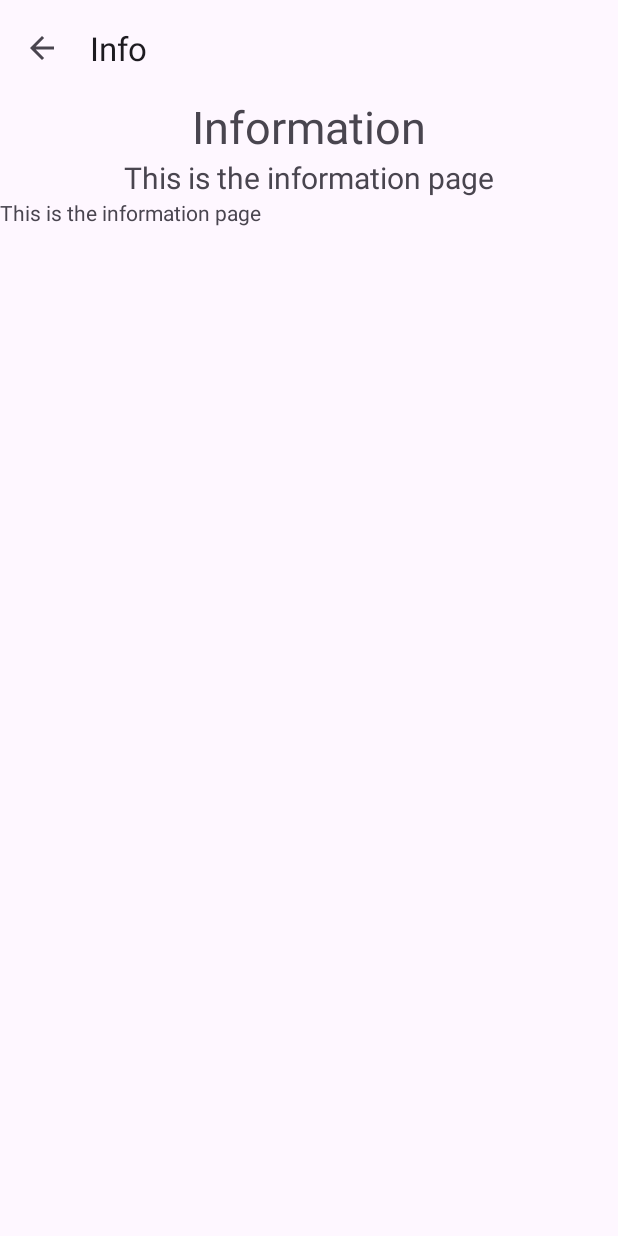
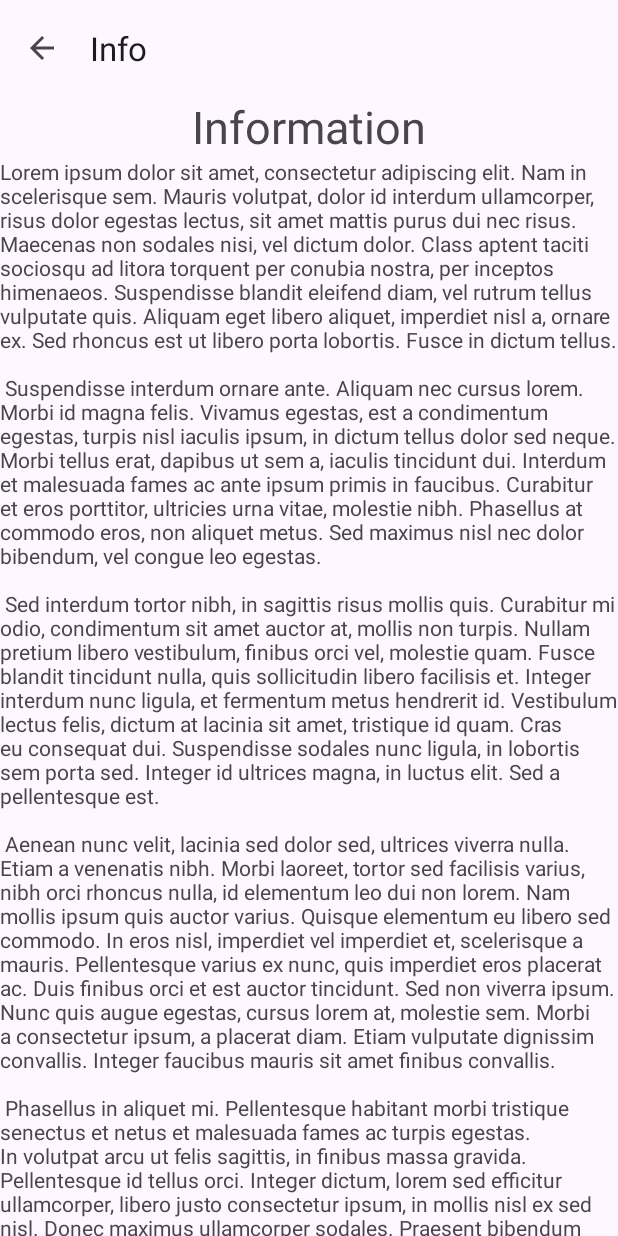
Before and after one commit to leo-exee/Mobile-Kotlin-wb-n4, an Android app: the FilterFragment screen opened through its navigation route, in the options menu, after a tap on "Infos", on a phone screen of 412 x 824 dp. Run offline under Robolectric (Android 15) with nearby library versions, the phone set to English and light mode, and no system bars; our stand-ins replace Picasso, Room's generated code, navigation-ui; network calls fail; pictures from the network do not load; 1 statement that could not run was skipped.

Commit message:
feat(opti): Manage texts with resources and improve code

```diff
--- a/app/src/main/java/com/example/leopold_jacquet/AppDatabase.kt
+++ b/app/src/main/java/com/example/leopold_jacquet/AppDatabase.kt
@@ -9,7 +9,7 @@ import com.example.leopold_jacquet.daos.MovieDAO
 import com.example.leopold_jacquet.entities.Movie
 import com.example.leopold_jacquet.entities.Movies
 
-@Database(entities = [Movie::class], version = 3)
+@Database(entities = [Movie::class], version = 7)
 abstract class AppDatabase: RoomDatabase() {
     abstract fun movieDao(): MovieDAO
 
--- a/app/src/main/java/com/example/leopold_jacquet/FilterFragment.kt
+++ b/app/src/main/java/com/example/leopold_jacquet/FilterFragment.kt
@@ -4,7 +4,6 @@ import android.Manifest
 import android.app.NotificationChannel
 import android.app.NotificationManager
 import android.app.PendingIntent
-import android.content.Context
 import android.content.Intent
 import android.content.pm.PackageManager
 import android.os.Bundle
@@ -22,7 +21,6 @@ import kotlinx.coroutines.CoroutineScope
 import kotlinx.coroutines.Dispatchers
 import kotlinx.coroutines.launch
 
-private const val FILTER_PARAM = "filter"
 private const val VALUE_PARAM = "value"
 
 class FilterFragment : Fragment() {
@@ -37,10 +35,9 @@ class FilterFragment : Fragment() {
         super.onCreate(savedInstanceState)
         createNotificationChannel()
         arguments?.let {
-            filter = it.getString(FILTER_PARAM)
             value = it.getString(VALUE_PARAM)
         }
-        (activity as MainActivity).supportActionBar?.title = "$filter: $value"
+        (activity as MainActivity).supportActionBar?.title = "${resources.getString(R.string.production_year)}: $value"
         (activity as MainActivity).supportActionBar?.setDisplayHomeAsUpEnabled(true)
     }
 
@@ -60,13 +57,15 @@ class FilterFragment : Fragment() {
             Intent(context, ListActivity::class.java),
             PendingIntent.FLAG_MUTABLE
         )
-        var builder = NotificationCompat.Builder(requireContext(), channelId)
+        val builder = NotificationCompat.Builder(requireContext(), channelId)
             .setSmallIcon(R.drawable.ic_launcher_foreground)
-            .setContentTitle("Movies")
-            .setContentText("Here are the movies from $value")
-            .setStyle(NotificationCompat.BigTextStyle().bigText("Here are the movies from $value. Click to see all movies."))
+            .setContentTitle(resources.getString(R.string.movies))
+            .setContentText("${resources.getString(R.string.movies_from_year)} $value")
+            .setStyle(NotificationCompat.BigTextStyle().bigText(
+                "${resources.getString(R.string.movies_from_year)} $value. ${resources.getString(R.string.movies_from_year2)}"
+            ))
             .setPriority(NotificationCompat.PRIORITY_HIGH)
-            .addAction(R.drawable.ic_launcher_foreground, "See all movies", action)
+            .addAction(R.drawable.ic_launcher_foreground, resources.getString(R.string.see_all), action)
         filterMovies{
             return@filterMovies
         }
@@ -101,12 +100,9 @@ class FilterFragment : Fragment() {
     }
 
     private fun createNotificationChannel() {
-        val name = "Movies"
-        val descriptionText = "Here are the movies"
+        val name = resources.getString(R.string.movies)
         val importance = NotificationManager.IMPORTANCE_HIGH
-        val channel = NotificationChannel(channelId, name, importance).apply {
-            description = descriptionText
-        }
+        val channel = NotificationChannel(channelId, name, importance).apply {}
         val notificationManager: NotificationManager =
             getSystemService(requireContext(),
                 NotificationManager::class.java
@@ -116,10 +112,9 @@ class FilterFragment : Fragment() {
 
     companion object {
         @JvmStatic
-        fun newInstance(filter: String, value: String) =
+        fun newInstance(value: String) =
             FilterFragment().apply {
                 arguments = Bundle().apply {
-                    putString(FILTER_PARAM, filter)
                     putString(VALUE_PARAM, value)
                 }
             }
--- a/app/src/main/java/com/example/leopold_jacquet/FirstFragment.kt
+++ b/app/src/main/java/com/example/leopold_jacquet/FirstFragment.kt
@@ -3,7 +3,6 @@ package com.example.leopold_jacquet
 import android.content.Intent
 import android.content.res.Configuration
 import android.os.Bundle
-import android.util.Log
 import androidx.fragment.app.Fragment
 import android.view.LayoutInflater
 import android.view.View
@@ -20,7 +19,6 @@ import kotlinx.coroutines.launch
 import okhttp3.OkHttpClient
 import okhttp3.Request
 import okhttp3.Response
-import kotlinx.coroutines.flow.Flow
 
 class FirstFragment : Fragment() {
 
@@ -49,9 +47,9 @@ class FirstFragment : Fragment() {
         }
     }
 
-    fun requestMovieList(callback: (Movies) -> Movies) = CoroutineScope(Dispatchers.IO).launch {
+    private fun requestMovieList(callback: (Movies) -> Movies) = CoroutineScope(Dispatchers.IO).launch {
         val client = OkHttpClient()
-        var request: Request = Request.Builder()
+        val request: Request = Request.Builder()
             .url("https://api.betaseries.com/movies/list")
             .get()
             .addHeader("X-BetaSeries-Key", "62cf9d2eef3d")
--- a/app/src/main/java/com/example/leopold_jacquet/adapters/FilterAdapter.kt
+++ b/app/src/main/java/com/example/leopold_jacquet/adapters/FilterAdapter.kt
@@ -1,5 +1,6 @@
 package com.example.leopold_jacquet.adapters
 
+import android.content.res.Resources
 import android.view.View
 import android.view.ViewGroup
 import android.widget.Button
@@ -26,7 +27,7 @@ class FilterAdapter(private val filters: List<String>): RecyclerView.Adapter<Fil
     override fun onBindViewHolder(holder: ViewHolder, position: Int) {
         holder.filter.text = filters[position]
         holder.filter.setOnClickListener {
-            val filterFragment = FilterFragment.newInstance("Production Year", filters[position])
+            val filterFragment = FilterFragment.newInstance(filters[position])
             findNavController(holder.itemView).navigate(R.id.action_FirstFragment_to_FilterFragment, filterFragment.arguments)
         }
     }
--- a/app/src/main/java/com/example/leopold_jacquet/daos/MovieDAO.kt
+++ b/app/src/main/java/com/example/leopold_jacquet/daos/MovieDAO.kt
@@ -9,21 +9,18 @@ import kotlinx.coroutines.flow.Flow
 
 @Dao
 interface MovieDAO {
-    @Query("SELECT * FROM movietest")
+    @Query("SELECT * FROM movie")
     fun getAll(): List<Movie>
 
-    @Query("SELECT * FROM movietest")
+    @Query("SELECT * FROM movie")
     fun getAllFlow(): Flow<List<Movie>>
 
-    @Query("SELECT * FROM movietest WHERE production_year = :value")
+    @Query("SELECT * FROM movie WHERE production_year = :value")
     fun flowDateMovies(value: Int): Flow<List<Movie>>
 
-    @Query("SELECT * FROM movietest WHERE id = :id")
+    @Query("SELECT * FROM movie WHERE id = :id")
     fun findById(id: Int): Movie
 
     @Upsert
     fun upsertAll(vararg movies: Movie)
-
-    @Delete
-    fun delete(movie: Movie)
 }
--- a/app/src/main/res/layout/activity_info.xml
+++ b/app/src/main/res/layout/activity_info.xml
@@ -16,10 +16,10 @@
     </com.google.android.material.appbar.AppBarLayout>
 
     <TextView
-        android:id="@+id/tvTitle"
+        android:id="@+id/title"
         android:layout_width="match_parent"
         android:layout_height="wrap_content"
-        android:text="Information"
+        android:text="@string/info"
         android:textSize="30sp"
         android:gravity="center"
         app:layout_constraintTop_toBottomOf="@id/appBarLayout"
@@ -28,21 +28,9 @@
         />
 
     <TextView
-        android:id="@+id/tvInfo"
         android:layout_width="match_parent"
         android:layout_height="wrap_content"
-        android:text="This is the information page"
-        android:textSize="20sp"
-        android:gravity="center"
-        app:layout_constraintTop_toBottomOf="@id/tvTitle"
-        app:layout_constraintStart_toEndOf="parent"
-        app:layout_constraintEnd_toStartOf="parent"
-        />
-
-    <TextView
-        android:layout_width="match_parent"
-        android:layout_height="wrap_content"
-        android:text="This is the information page"
-        app:layout_constraintTop_toBottomOf="@id/tvInfo"
+        android:text="@string/info_text"
+        app:layout_constraintTop_toBottomOf="@id/title"
         />
 </androidx.constraintlayout.widget.ConstraintLayout>
--- a/app/src/main/res/layout/activity_main.xml
+++ b/app/src/main/res/layout/activity_main.xml
@@ -1,6 +1,5 @@
 <?xml version="1.0" encoding="utf-8"?>
 <androidx.coordinatorlayout.widget.CoordinatorLayout xmlns:android="http://schemas.android.com/apk/res/android"
-    xmlns:app="http://schemas.android.com/apk/res-auto"
     xmlns:tools="http://schemas.android.com/tools"
     android:layout_width="match_parent"
     android:layout_height="match_parent"
--- a/app/src/main/res/layout/filter_button.xml
+++ b/app/src/main/res/layout/filter_button.xml
@@ -6,7 +6,7 @@
     <Button
         android:layout_width="wrap_content"
         android:layout_height="wrap_content"
-        android:text="Filter"
+        android:text="@string/production_year"
         android:id="@+id/filterButton"
         app:layout_constraintTop_toTopOf="parent"
         app:layout_constraintEnd_toEndOf="parent"
--- a/app/src/main/res/layout/fragment_first.xml
+++ b/app/src/main/res/layout/fragment_first.xml
@@ -15,7 +15,7 @@
             android:id="@+id/button_first"
             android:layout_width="wrap_content"
             android:layout_height="wrap_content"
-            android:text="View all movies"
+            android:text="@string/see_all"
             app:layout_constraintEnd_toEndOf="parent"
             app:layout_constraintStart_toStartOf="parent"
             app:layout_constraintTop_toTopOf="parent" />
@@ -24,7 +24,7 @@
             android:id="@+id/title"
             android:layout_width="match_parent"
             android:layout_height="wrap_content"
-            android:text="Movies from years"
+            android:text="@string/movies_from_year"
             android:textAlignment="center"
             android:textSize="24sp"
             android:layout_marginTop="15dp"
--- a/app/src/main/res/layout/movie_item.xml
+++ b/app/src/main/res/layout/movie_item.xml
@@ -12,7 +12,8 @@
         android:layout_width="50dp"
         android:layout_height="50dp"
         android:layout_margin="10dp"
-        android:src="@drawable/ic_launcher_background" />
+        android:src="@drawable/ic_launcher_background"
+        android:contentDescription="@string/poster" />
 
     <TextView
         app:layout_constraintStart_toEndOf="@id/poster"
--- a/app/src/main/res/navigation/nav_graph.xml
+++ b/app/src/main/res/navigation/nav_graph.xml
@@ -8,7 +8,7 @@
     <fragment
         android:id="@+id/FirstFragment"
         android:name="com.example.leopold_jacquet.FirstFragment"
-        android:label="@string/first_fragment_label"
+        android:label="@string/home"
         tools:layout="@layout/fragment_first">
         <action
             android:id="@+id/action_FirstFragment_to_FilterFragment"
@@ -18,6 +18,6 @@
     <fragment
         android:id="@+id/FilterFragment"
         android:name="com.example.leopold_jacquet.FilterFragment"
-        android:label="@string/second_fragment_label"
+        android:label="@string/filter"
         tools:layout="@layout/fragment_filter" />
 </navigation>
--- a/app/src/main/res/values/strings.xml
+++ b/app/src/main/res/values/strings.xml
@@ -1,13 +1,23 @@
 <resources>
-    <string name="app_name">Leopold JACQUET-Webteh N4</string>
-    <string name="action_settings">Settings</string>
-    <!-- Strings used for fragments for navigation -->
-    <string name="first_fragment_label">First Fragment</string>
-    <string name="second_fragment_label">Second Fragment</string>
-    <string name="next">Next</string>
-    <string name="previous">Previous</string>
+    <string name="app_name">Movies List</string>
+    <string name="action_info">Get all the movies</string>
 
-    <string name="lorem_ipsum">
+    <string name="no_title">Title not available for this movie :(</string>
+    <string name="no_production_year">"Production year not available for this movie :("</string>
+
+    <string name="production_year">Production year</string>
+    <string name="poster">Poster</string>
+    <string name="imbd">See on IMDB</string>
+    <string name="tmdb">See on TMDB</string>
+
+    <string name="movies">Movies</string>
+    <string name="see_all">See all movies</string>
+    <string name="movies_from_year">Here are the movies from</string>
+    <string name="movies_from_year2">Click here to see all movies.</string>
+
+    <string name="info">Information</string>
+
+    <string name="info_text">
         Lorem ipsum dolor sit amet, consectetur adipiscing elit. Nam in scelerisque sem. Mauris
         volutpat, dolor id interdum ullamcorper, risus dolor egestas lectus, sit amet mattis purus
         dui nec risus. Maecenas non sodales nisi, vel dictum dolor. Class aptent taciti sociosqu ad
@@ -43,7 +53,6 @@
         libero vel nunc consequat, quis tincidunt nisl eleifend. Cras bibendum enim a justo luctus
         vestibulum. Fusce dictum libero quis erat maximus, vitae volutpat diam dignissim.
     </string>
-    <string name="activity">Activity</string>
-    <!-- TODO: Remove or change this placeholder text -->
-    <string name="hello_blank_fragment">Hello blank fragment</string>
+    <string name="home">Home page</string>
+    <string name="filter">Filter page</string>
 </resources>
```
Also changed, not shown: app/src/main/java/com/example/leopold_jacquet/DetailsActivity.kt (+12 -2 lines), app/src/main/java/com/example/leopold_jacquet/DetailsFragment.kt (+56 -17 lines), app/src/main/java/com/example/leopold_jacquet/ListActivity.kt (+0 -25 lines), app/src/main/java/com/example/leopold_jacquet/adapters/MovieAdapter.kt (+6 -6 lines), app/src/main/java/com/example/leopold_jacquet/entities/Movie.kt (+8 -3 lines), app/src/main/res/layout/fragment_details.xml (+30 -3 lines), app/src/main/res/layout/fragment_second.xml (deleted, +0 -45 lines).
